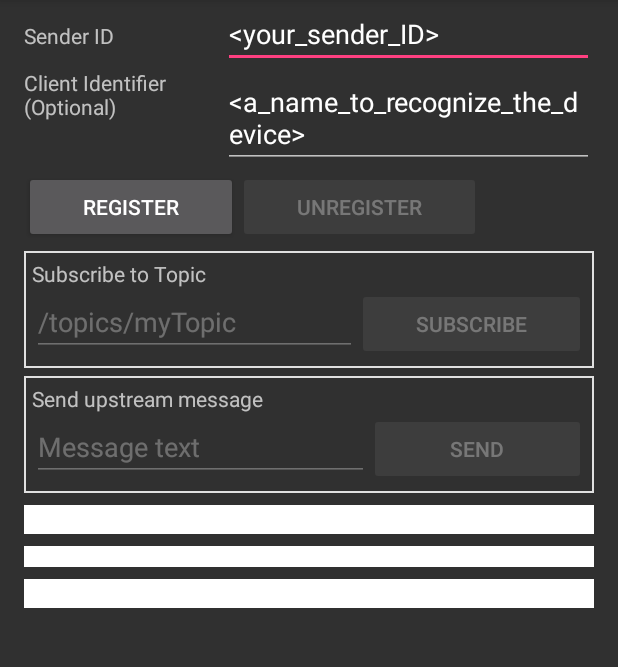
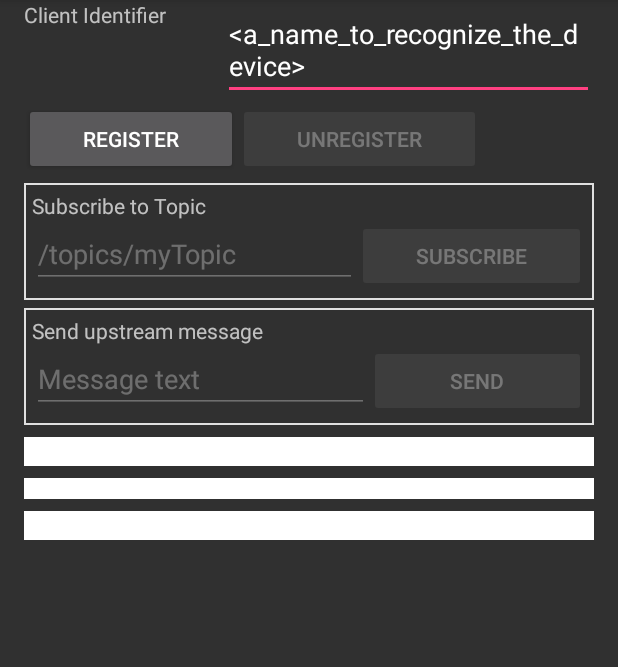
Before and after one commit to googlearchive/gcm-playground, an Android app: the screen it shows after launch (MyActivity), on a phone screen of 412 x 824 dp, the part 84-751 px from its top. Run offline under Robolectric (Android 15) with nearby library versions, the phone set to English and light mode, and no system bars; 2 statements that could not run were skipped.

Commit message:
Use configuration files to get sender ID on clients and improve instructions.
And more minor fixes.

```diff
--- a/android/app/src/main/res/layout/activity_my.xml
+++ b/android/app/src/main/res/layout/activity_my.xml
@@ -5,25 +5,6 @@
     android:orientation="vertical"
     android:paddingLeft="16dp"
     android:paddingRight="16dp">
-
-    <LinearLayout
-        android:layout_width="fill_parent"
-        android:layout_height="wrap_content"
-        android:orientation="horizontal"
-        android:weightSum="1" >
-
-        <TextView
-            android:layout_width="0dp"
-            android:layout_height="wrap_content"
-            android:layout_weight="0.35"
-            android:text="@string/sender_id_label" />
-
-        <EditText android:id="@+id/sender_id"
-            android:layout_weight="0.65"
-            android:layout_width="0dp"
-            android:layout_height="wrap_content"
-            android:inputType="number" />
-    </LinearLayout>
 
     <LinearLayout
         android:layout_width="fill_parent"
--- a/android/app/src/main/res/values/strings.xml
+++ b/android/app/src/main/res/values/strings.xml
@@ -1,10 +1,9 @@
 <resources>
     <string name="app_name">GCM Playground</string>
 
-    <string name="sender_id_label">Sender ID</string>
     <string name="app_server_host_label">App Server Host</string>
     <string name="default_app_server_host">localhost:4260</string>
-    <string name="string_identifier_label">Client Identifier (Optional)</string>
+    <string name="string_identifier_label">Client Identifier</string>
     <string name="button_register">Register</string>
     <string name="button_unregister">Unregister</string>
     <string name="title_activity_main">MainActivity</string>
--- a/android/build.gradle
+++ b/android/build.gradle
@@ -5,7 +5,8 @@ buildscript {
         jcenter()
     }
     dependencies {
-        classpath 'com.android.tools.build:gradle:1.2.3'
+        classpath 'com.android.tools.build:gradle:1.3.0'
+        classpath 'com.google.gms:google-services:1.4.0-beta3'
 
         // NOTE: Do not place your application dependencies here; they belong
         // in the individual module build.gradle files
```
Also changed, not shown: android/app/build.gradle (+6 -5 lines), android/app/src/main/java/com/google/samples/apps/gcmplayground/MyActivity.java (+6 -20 lines), android/app/src/main/java/com/google/samples/apps/gcmplayground/RegistrationIntentService.java (+3 -5 lines), 12 other files.
